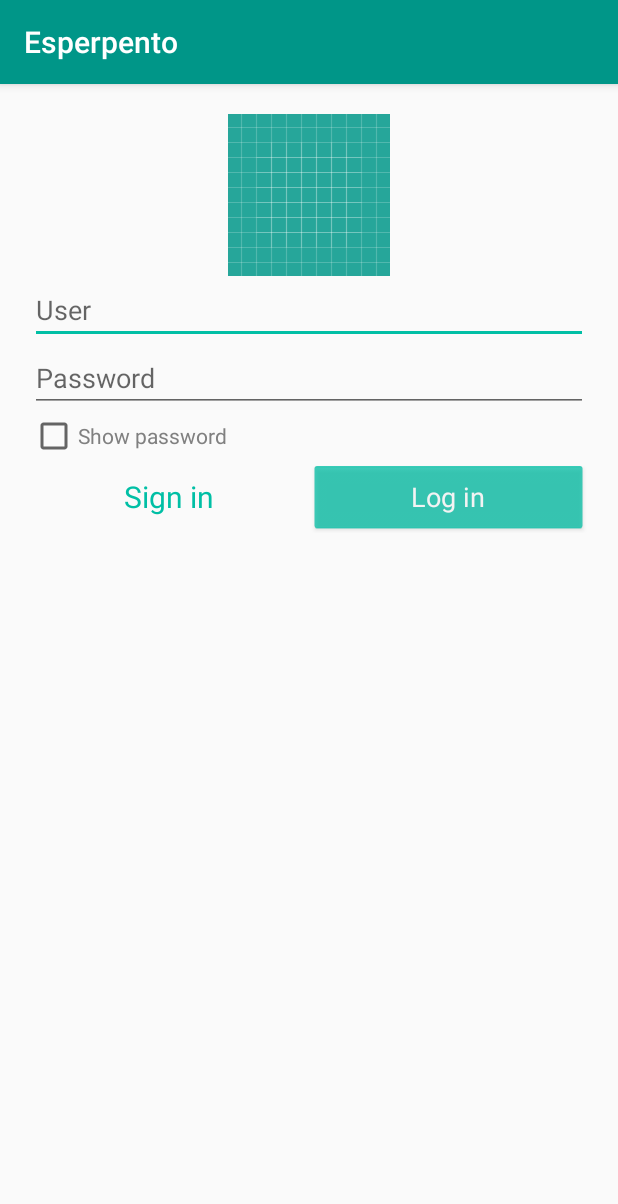
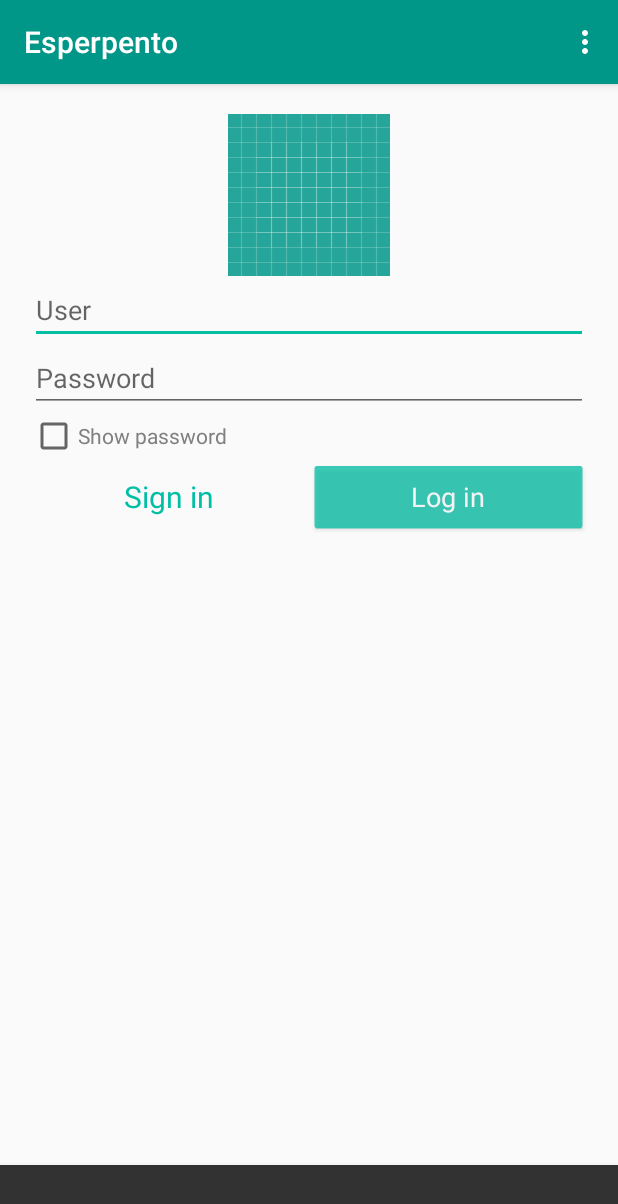
Before and after one commit to evicentemedina/esperpento, an Android app: the screen it shows after launch (LoginActivity), after a tap on "Log in", on a phone screen of 412 x 824 dp. Shown: the top 1204 px of the screen. Run offline under Robolectric (Android 15) with nearby library versions, the phone set to English and light mode, and no system bars; our stand-ins replace Volley.

Commit message:
[Android] DB objs moved to own pkg. Logout added on Main. All Toasts changed to Snackbars. URL toggle added as menu on Login. SignIn & Login improvements.

```diff
--- a/src/android/app/src/main/java/evicentemedina/esperpento/objects/Chatroom.java
+++ b/src/android/app/src/main/java/evicentemedina/esperpento/dbObjs/Chatroom.java
@@ -1,4 +1,4 @@
-package evicentemedina.esperpento.objects;
+package evicentemedina.esperpento.dbObjs;
 
 import android.support.annotation.NonNull;
 
--- a/src/android/app/src/main/java/evicentemedina/esperpento/objects/Comment.java
+++ b/src/android/app/src/main/java/evicentemedina/esperpento/dbObjs/Comment.java
@@ -1,4 +1,4 @@
-package evicentemedina.esperpento.objects;
+package evicentemedina.esperpento.dbObjs;
 
 import android.support.annotation.NonNull;
 
--- a/src/android/app/src/main/java/evicentemedina/esperpento/objects/Community.java
+++ b/src/android/app/src/main/java/evicentemedina/esperpento/dbObjs/Community.java
@@ -1,4 +1,4 @@
-package evicentemedina.esperpento.objects;
+package evicentemedina.esperpento.dbObjs;
 
 import android.support.annotation.NonNull;
 
--- a/src/android/app/src/main/java/evicentemedina/esperpento/objects/Message.java
+++ b/src/android/app/src/main/java/evicentemedina/esperpento/dbObjs/Message.java
@@ -1,4 +1,4 @@
-package evicentemedina.esperpento.objects;
+package evicentemedina.esperpento.dbObjs;
 
 import android.support.annotation.NonNull;
 
--- a/src/android/app/src/main/java/evicentemedina/esperpento/objects/Thread.java
+++ b/src/android/app/src/main/java/evicentemedina/esperpento/dbObjs/Thread.java
@@ -1,4 +1,4 @@
-package evicentemedina.esperpento.objects;
+package evicentemedina.esperpento.dbObjs;
 
 import android.support.annotation.NonNull;
 
--- a/src/android/app/src/main/java/evicentemedina/esperpento/objects/User.java
+++ b/src/android/app/src/main/java/evicentemedina/esperpento/dbObjs/User.java
@@ -1,4 +1,4 @@
-package evicentemedina.esperpento.objects;
+package evicentemedina.esperpento.dbObjs;
 
 import android.support.annotation.NonNull;
 
--- a/src/android/app/src/main/res/layout/activity_login.xml
+++ b/src/android/app/src/main/res/layout/activity_login.xml
@@ -2,8 +2,10 @@
 <ScrollView
     xmlns:android="http://schemas.android.com/apk/res/android"
     xmlns:tools="http://schemas.android.com/tools"
+    xmlns:app="http://schemas.android.com/apk/res-auto"
     android:layout_width="match_parent"
     android:layout_height="match_parent"
+    app:layout_behavior="@string/appbar_scrolling_view_behavior"
     tools:context="evicentemedina.esperpento.LoginActivity"
     >
     <LinearLayout
--- a/src/android/app/src/main/res/menu/activity_main_drawer.xml
+++ b/src/android/app/src/main/res/menu/activity_main_drawer.xml
@@ -25,6 +25,10 @@
                 android:icon="@drawable/ic_menu_send"
                 android:title="Send"
                 />
+            <item
+                android:id="@+id/nav_logout"
+                android:title="Logout"
+                />
         </menu>
     </item>
 
--- /dev/null
+++ b/src/android/app/src/main/res/menu/login.xml
@@ -0,0 +1,15 @@
+<?xml version="1.0" encoding="utf-8"?>
+<menu
+    xmlns:android="http://schemas.android.com/apk/res/android"
+    xmlns:app="http://schemas.android.com/apk/res-auto"
+    >
+
+    <item
+        android:id="@+id/menuLogin_toggleUrl"
+        android:orderInCategory="100"
+        android:title="Production URL"
+        app:showAsAction="never"
+        android:checkable="true"
+        />
+
+</menu>
--- a/src/android/app/src/main/res/values/strings.xml
+++ b/src/android/app/src/main/res/values/strings.xml
@@ -15,4 +15,5 @@
     <string name="repeat_password">Repeat password</string>
     <string name="email">Email</string>
     <string name="logo_image">Logo image</string>
+    <string name="user_or_pass_incorrect">User or password incorrect</string>
 </resources>
```
Also changed, not shown: src/android/app/src/main/java/evicentemedina/esperpento/LoginActivity.java (+42 -7 lines), src/android/app/src/main/java/evicentemedina/esperpento/MainActivity.java (+10 -1 lines), src/android/app/src/main/java/evicentemedina/esperpento/SignInActivity.java (+52 -4 lines), src/android/app/src/main/java/evicentemedina/esperpento/objects/Constants.java (+9 -1 lines).
